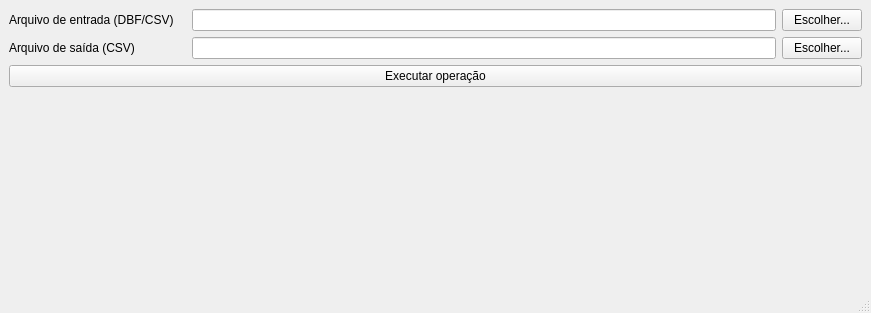
Old version of the form augmented_sim/gui/gui.ui in the repository Recovida/augmented-sim.
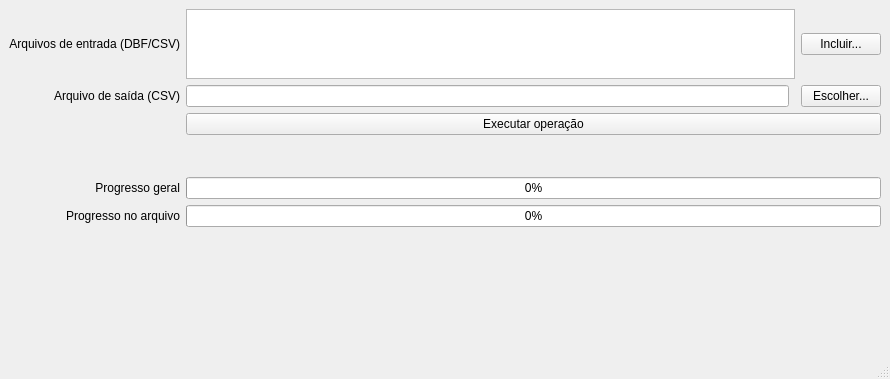
New version of the form.

Commit message: Adicionadas barras de progresso (CLI e GUI)

Diff of the .ui file:
```diff
--- a/augmented_sim/gui/gui.ui
+++ b/augmented_sim/gui/gui.ui
@@ -6,8 +6,8 @@
    <rect>
     <x>0</x>
     <y>0</y>
-    <width>871</width>
-    <height>313</height>
+    <width>890</width>
+    <height>379</height>
    </rect>
   </property>
   <property name="sizePolicy">
@@ -20,42 +20,44 @@
    <string>Augmented SIM</string>
   </property>
   <widget class="QWidget" name="centralwidget">
-   <layout class="QGridLayout" name="gridLayout" rowstretch="2,0,0,0,0">
-    <item row="3" column="0" colspan="5">
-     <widget class="QPushButton" name="btn_execute">
-      <property name="text">
-       <string>Executar operação</string>
+   <layout class="QGridLayout" name="gridLayout" rowstretch="4,1,1,1,1,1,1,1,1">
+    <item row="5" column="1" colspan="3">
+     <widget class="QProgressBar" name="pbar_current">
+      <property name="value">
+       <number>0</number>
       </property>
      </widget>
     </item>
-    <item row="2" column="0">
-     <widget class="QLabel" name="label_outfile1">
+    <item row="5" column="0">
+     <widget class="QLabel" name="label_current_progress">
       <property name="text">
-       <string>Arquivo de saída (CSV)</string>
+       <string>Progresso no arquivo</string>
+      </property>
+      <property name="alignment">
+       <set>Qt::AlignRight|Qt::AlignTrailing|Qt::AlignVCenter</set>
       </property>
      </widget>
     </item>
     <item row="0" column="3">
-     <widget class="QLineEdit" name="edit_file1"/>
-    </item>
-    <item row="2" column="3">
-     <widget class="QLineEdit" name="edit_outfile1"/>
-    </item>
-    <item row="0" column="0">
-     <widget class="QLabel" name="label_file1">
-      <property name="text">
-       <string>Arquivo de entrada (DBF/CSV)</string>
+     <widget class="QPushButton" name="btn_file1">
+      <property name="sizePolicy">
+       <sizepolicy hsizetype="Preferred" vsizetype="Fixed">
+        <horstretch>0</horstretch>
+        <verstretch>0</verstretch>
+       </sizepolicy>
       </property>
-     </widget>
-    </item>
-    <item row="2" column="4">
-     <widget class="QPushButton" name="btn_outfile1">
+      <property name="maximumSize">
+       <size>
+        <width>100</width>
+        <height>16777215</height>
+       </size>
+      </property>
       <property name="text">
-       <string>Escolher...</string>
+       <string>Incluir...</string>
       </property>
      </widget>
     </item>
-    <item row="4" column="0" colspan="5">
+    <item row="8" column="0" colspan="4">
      <widget class="QLabel" name="label_msg">
       <property name="sizePolicy">
        <sizepolicy hsizetype="Preferred" vsizetype="Preferred">
@@ -71,13 +73,95 @@
       </property>
      </widget>
     </item>
-    <item row="0" column="4">
-     <widget class="QPushButton" name="btn_file1">
+    <item row="4" column="0">
+     <widget class="QLabel" name="label_overall_progress">
+      <property name="text">
+       <string>Progresso geral</string>
+      </property>
+      <property name="alignment">
+       <set>Qt::AlignRight|Qt::AlignTrailing|Qt::AlignVCenter</set>
+      </property>
+     </widget>
+    </item>
+    <item row="0" column="0">
+     <widget class="QLabel" name="label_file1">
+      <property name="text">
+       <string>Arquivos de entrada (DBF/CSV)</string>
+      </property>
+      <property name="alignment">
+       <set>Qt::AlignRight|Qt::AlignTrailing|Qt::AlignVCenter</set>
+      </property>
+     </widget>
+    </item>
+    <item row="4" column="1" colspan="3">
+     <widget class="QProgressBar" name="pbar_overall">
+      <property name="value">
+       <number>0</number>
+      </property>
+     </widget>
+    </item>
+    <item row="0" column="1" colspan="2">
+     <widget class="QListWidget" name="list_infile1">
+      <property name="sizePolicy">
+       <sizepolicy hsizetype="Expanding" vsizetype="Preferred">
+        <horstretch>0</horstretch>
+        <verstretch>0</verstretch>
+       </sizepolicy>
+      </property>
+      <property name="dragDropMode">
+       <enum>QAbstractItemView::InternalMove</enum>
+      </property>
+     </widget>
+    </item>
+    <item row="1" column="1">
+     <widget class="QLineEdit" name="edit_outfile1"/>
+    </item>
+    <item row="1" column="0">
+     <widget class="QLabel" name="label_outfile1">
+      <property name="text">
+       <string>Arquivo de saída (CSV)</string>
+      </property>
+      <property name="alignment">
+       <set>Qt::AlignRight|Qt::AlignTrailing|Qt::AlignVCenter</set>
+      </property>
+     </widget>
+    </item>
+    <item row="1" column="3">
+     <widget class="QPushButton" name="btn_outfile1">
+      <property name="sizePolicy">
+       <sizepolicy hsizetype="Preferred" vsizetype="Fixed">
+        <horstretch>0</horstretch>
+        <verstretch>0</verstretch>
+       </sizepolicy>
+      </property>
+      <property name="maximumSize">
+       <size>
+        <width>100</width>
+        <height>16777215</height>
+       </size>
+      </property>
       <property name="text">
        <string>Escolher...</string>
       </property>
      </widget>
     </item>
+    <item row="2" column="1" colspan="3">
+     <widget class="QPushButton" name="btn_execute">
+      <property name="text">
+       <string>Executar operação</string>
+      </property>
+     </widget>
+    </item>
+    <item row="6" column="1" colspan="3">
+     <widget class="QLabel" name="label_current_file">
+      <property name="text">
+       <string/>
+      </property>
+      <property name="alignment">
+       <set>Qt::AlignRight|Qt::AlignTrailing|Qt::AlignVCenter</set>
+      </property>
+     </widget>
+    </item>
    </layout>
   </widget>
   <widget class="QStatusBar" name="statusbar"/>
```
Left out of the diff: 3 changed lines with no effect on the pictures. The commit also changes 3 other files.
